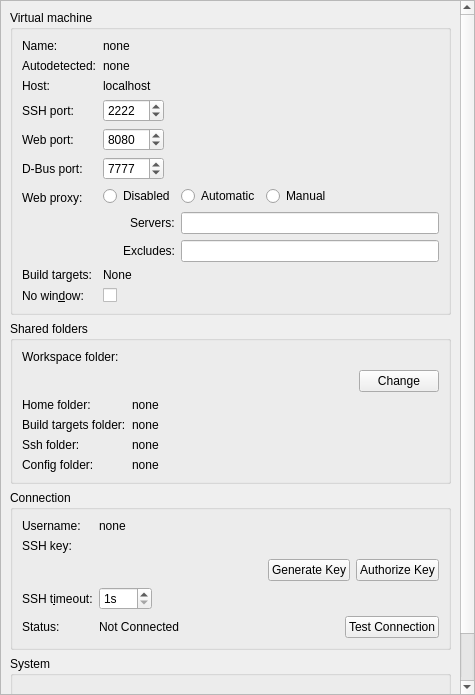
Old version of the form src/plugins/mer/merbuildenginedetailswidget.ui in the repository sailfishos/sailfish-qtcreator.
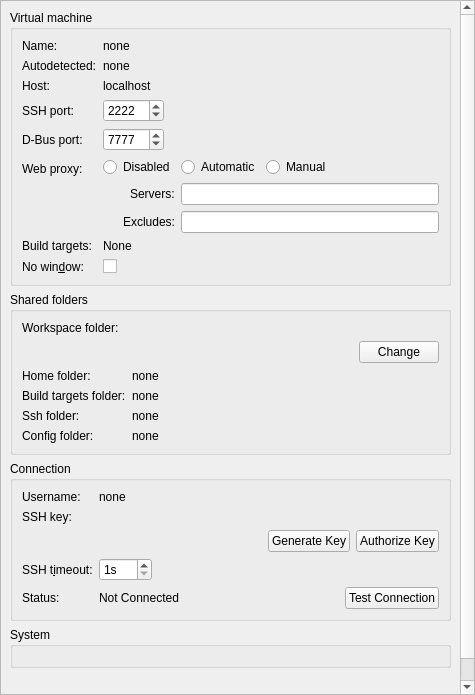
New version of the form. Custom widgets are drawn as their Qt base class.

Commit message: Mer: Drop www port forwarding from build engine settings

```diff
--- a/src/plugins/mer/merbuildenginedetailswidget.ui
+++ b/src/plugins/mer/merbuildenginedetailswidget.ui
@@ -42,8 +42,8 @@
        <rect>
         <x>0</x>
         <y>0</y>
-        <width>450</width>
-        <height>906</height>
+        <width>459</width>
+        <height>808</height>
        </rect>
       </property>
       <layout class="QVBoxLayout" name="scrollAreaContentsLayout">
@@ -180,19 +180,16 @@
            </layout>
           </item>
           <item row="4" column="0">
-           <widget class="QLabel" name="wwwPorLabel">
+           <widget class="QLabel" name="dBusPortLabel">
             <property name="text">
-             <string>Web port:</string>
-            </property>
-            <property name="buddy">
-             <cstring>wwwPortSpinBox</cstring>
+             <string>D-Bus port:</string>
             </property>
            </widget>
           </item>
           <item row="4" column="1">
-           <layout class="QHBoxLayout" name="horizontalLayout_3">
+           <layout class="QHBoxLayout" name="horizontalLayout_4">
             <item>
-             <widget class="QSpinBox" name="wwwPortSpinBox">
+             <widget class="QSpinBox" name="dBusPortSpinBox">
               <property name="sizePolicy">
                <sizepolicy hsizetype="Fixed" vsizetype="Fixed">
                 <horstretch>0</horstretch>
@@ -206,12 +203,12 @@
                <number>65535</number>
               </property>
               <property name="value">
-               <number>8080</number>
+               <number>7777</number>
               </property>
              </widget>
             </item>
             <item>
-             <widget class="QLabel" name="wwwPortInfoLabel">
+             <widget class="QLabel" name="dBusPortInfoLabel">
               <property name="sizePolicy">
                <sizepolicy hsizetype="Preferred" vsizetype="Preferred">
                 <horstretch>0</horstretch>
@@ -222,14 +219,14 @@
             </item>
            </layout>
           </item>
-          <item row="6" column="0">
+          <item row="5" column="0">
            <widget class="QLabel" name="wwwProxyLabel">
             <property name="text">
              <string>Web proxy:</string>
             </property>
            </widget>
           </item>
-          <item row="6" column="1">
+          <item row="5" column="1">
            <layout class="QGridLayout" name="gridLayout" columnstretch="0,0,1">
             <item row="3" column="1" colspan="2">
              <widget class="QLineEdit" name="wwwProxyExcludesLine"/>
@@ -274,14 +271,14 @@
             </item>
            </layout>
           </item>
-          <item row="7" column="0">
+          <item row="6" column="0">
            <widget class="QLabel" name="targetsLabel">
             <property name="text">
              <string>Build targets:</string>
             </property>
            </widget>
           </item>
-          <item row="7" column="1">
+          <item row="6" column="1">
            <widget class="QLabel" name="targetsListLabel">
             <property name="sizePolicy">
              <sizepolicy hsizetype="MinimumExpanding" vsizetype="Preferred">
@@ -300,7 +297,7 @@
             </property>
            </widget>
           </item>
-          <item row="8" column="0">
+          <item row="7" column="0">
            <widget class="QLabel" name="headlessLabel">
             <property name="text">
              <string>No win&amp;dow:</string>
@@ -310,7 +307,7 @@
             </property>
            </widget>
           </item>
-          <item row="8" column="1">
+          <item row="7" column="1">
            <widget class="QCheckBox" name="headlessCheckBox">
             <property name="toolTip">
              <string>&lt;html&gt;&lt;head/&gt;&lt;body&gt;&lt;p&gt;If enabled the virtual machine will be run in a windowless mode (default).&lt;/p&gt;&lt;p&gt;Changing this setting requires restarting the virtual machine.&lt;/p&gt;&lt;p&gt;&lt;br/&gt;&lt;/p&gt;&lt;/body&gt;&lt;/html&gt;</string>
@@ -320,46 +317,6 @@
             </property>
            </widget>
           </item>
-          <item row="5" column="0">
-           <widget class="QLabel" name="dBusPortLabel">
-            <property name="text">
-             <string>D-Bus port:</string>
-            </property>
-           </widget>
-          </item>
-          <item row="5" column="1">
-           <layout class="QHBoxLayout" name="horizontalLayout_4">
-            <item>
-             <widget class="QSpinBox" name="dBusPortSpinBox">
-              <property name="sizePolicy">
-               <sizepolicy hsizetype="Fixed" vsizetype="Fixed">
-                <horstretch>0</horstretch>
-                <verstretch>0</verstretch>
-               </sizepolicy>
-              </property>
-              <property name="minimum">
-               <number>1024</number>
-              </property>
-              <property name="maximum">
-               <number>65535</number>
-              </property>
-              <property name="value">
-               <number>7777</number>
-              </property>
-             </widget>
-            </item>
-            <item>
-             <widget class="QLabel" name="dBusPortInfoLabel">
-              <property name="sizePolicy">
-               <sizepolicy hsizetype="Preferred" vsizetype="Preferred">
-                <horstretch>0</horstretch>
-                <verstretch>0</verstretch>
-               </sizepolicy>
-              </property>
-             </widget>
-            </item>
-           </layout>
-          </item>
          </layout>
         </widget>
        </item>
```
Left out of the diff: 1 changed line with no effect on the pictures. The commit also changes 4 other files.
